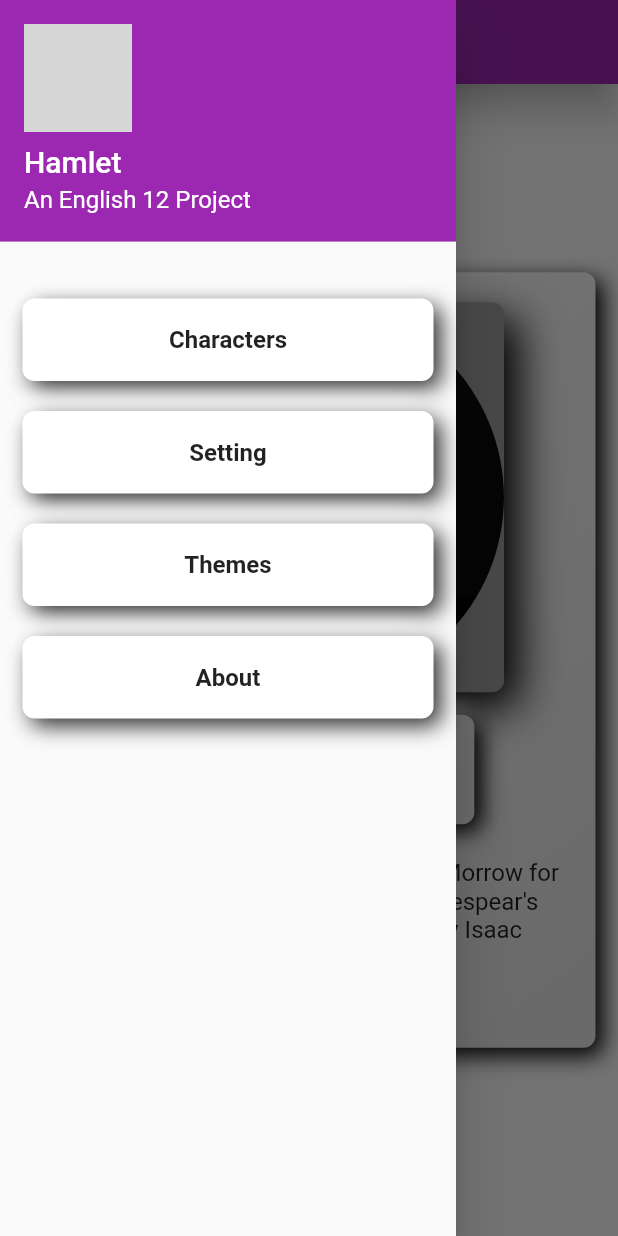
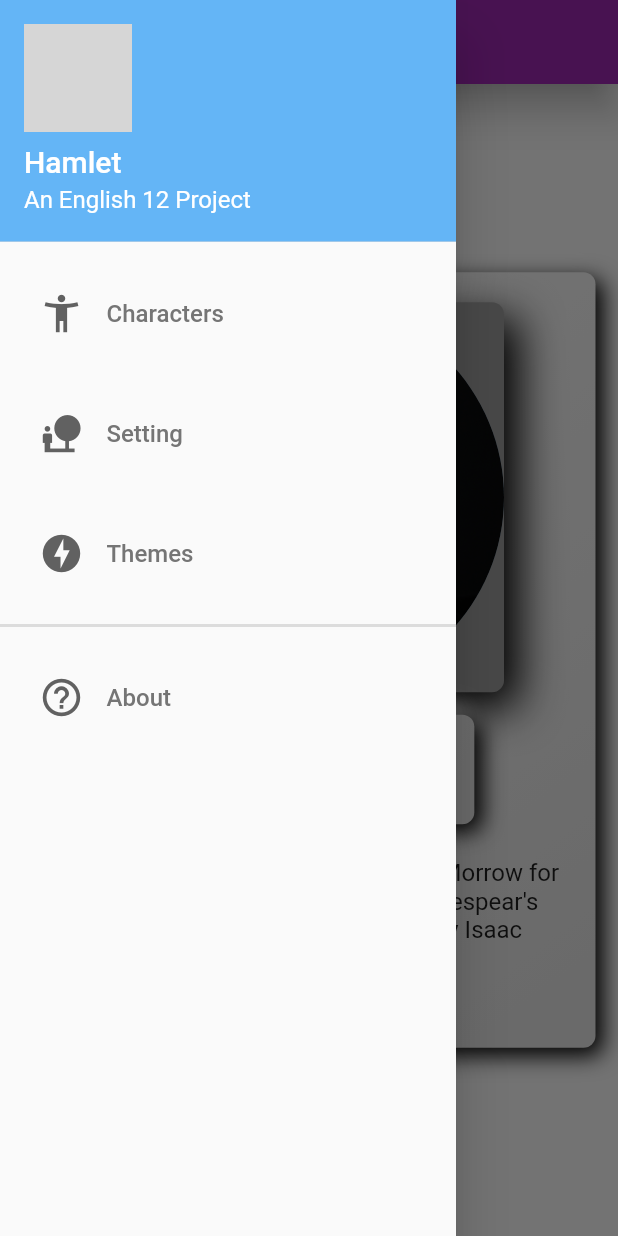
Before and after one commit to Toranian/English-12-Hamlet-Project, a Flutter app: the screen it shows after launch, with the side drawer open, on a phone screen of 412 x 824 dp. Run offline on Flutter 3.47's test engine with Material 2 defaults, Android fonts, the light colour scheme and no system bars; drawn by our look-alikes of flutter_neumorphic; missing offline and left inert: route_transitions; statements that could not run were skipped; grey boxes are pictures that could not be loaded.

Commit message:
Finalized Drawer Design

```diff
--- a/lib/drawer.dart
+++ b/lib/drawer.dart
@@ -7,18 +7,19 @@ import 'themes.dart';
 import 'about.dart';
 import 'characters.dart';
 import 'main.dart';
+import 'style.dart';
 
 class CustomDrawer extends StatelessWidget {
   final v_p = 10.0;
   final h_p = 15.0;
+  ThemeData theme = CustomTheme();
+
   @override
   Widget build(BuildContext context) {
     return Drawer(
       child: Column(
-        children: <Widget>[
-          Column(
-            crossAxisAlignment: CrossAxisAlignment.stretch,
-            mainAxisAlignment: MainAxisAlignment.spaceAround,
+        // crossAxisAlignment: CrossAxisAlignment.stretch,
+        // mainAxisAlignment: MainAxisAlignment.spaceAround,
         children: <Widget>[
           UserAccountsDrawerHeader(
             currentAccountPicture: Image.asset('assets/crown.png'),
@@ -31,58 +32,69 @@ class CustomDrawer extends StatelessWidget {
               "An English 12 Project",
               style: TextStyle(color: Colors.white, fontSize: 16.0),
             ),
-                decoration: BoxDecoration(color: Colors.purple),
+            decoration: BoxDecoration(color: theme.accentColor),
           ),
 
-              SizedBox(height: 20.0),
+          // SizedBox(height: 20.0),
 
           // Characters
-              drawerButton(v_p, h_p, 'Characters', context, Characters()),
+          drawerButton(v_p, h_p, 'Characters', context, Characters(),
+              Icons.accessibility_new),
 
           // Setting
-              drawerButton(v_p, h_p, 'Setting', context, Setting()),
+          drawerButton(
+              v_p, h_p, 'Setting', context, Setting(), Icons.nature_people),
+
           // Themes
-              drawerButton(v_p, h_p, 'Themes', context, Themes()),
+          drawerButton(
+              v_p, h_p, 'Themes', context, Themes(), Icons.offline_bolt),
 
+          Divider(
+            thickness: 2.0,
+          ),
           // About
-              drawerButton(v_p, h_p, 'About', context, About()),
-            ],
-          ),
+          drawerButton(v_p, h_p, 'About', context, About(), Icons.help_outline),
         ],
       ),
     );
   }
 }
 
-Padding drawerButton(
-  double v_p,
-  double h_p,
-  String name,
-  BuildContext context,
-  var route,
-) {
-  return Padding(
-    padding: EdgeInsets.symmetric(horizontal: h_p, vertical: v_p),
-    child: NeumorphicButton(
+Container drawerButton(double v_p, double h_p, String name,
+    BuildContext context, var route, var icon) {
+  ThemeData theme = CustomTheme();
+
+  return Container(
+    width: double.infinity,
+    margin: EdgeInsets.symmetric(horizontal: 10.0, vertical: 5.0),
+    child: FlatButton(
+      shape: RoundedRectangleBorder(borderRadius: BorderRadius.circular(10.0)),
       child: Padding(
-        padding: const EdgeInsets.all(8.0),
-        child: Text(
+        padding: const EdgeInsets.symmetric(horizontal: 0.0, vertical: 20.0),
+        child: Row(
+          children: <Widget>[
+            Icon(
+              icon,
+              size: 30.0,
+              color: Colors.grey[700],
+            ),
+            SizedBox(width: 15.0),
+            Text(
               name,
-          style: TextStyle(fontWeight: FontWeight.bold, fontSize: 16.0),
-          textAlign: TextAlign.center,
+              textAlign: TextAlign.left,
+              style: TextStyle(fontSize: 16.0, color: Colors.grey[600]),
+            ),
+          ],
         ),
       ),
-      style: NeumorphicStyle(
-        // shape: NeumorphicShape.concave,
-        depth: 10,
-        lightSource: LightSource.topLeft,
-        color: Colors.white, intensity: 1.5,
-      ),
-      onClick: () {
+      highlightColor: theme.accentColor,
+      splashColor: theme.accentColor,
+      onPressed: () {
         Navigator.of(context).push(
           PageRouteTransition(
             animationType: AnimationType.slide_right,
-              builder: (context) => route),
+            builder: (context) => route,
+          ),
         );
       },
     ),
```
Lines whose indentation alone changed are shown as unchanged.
